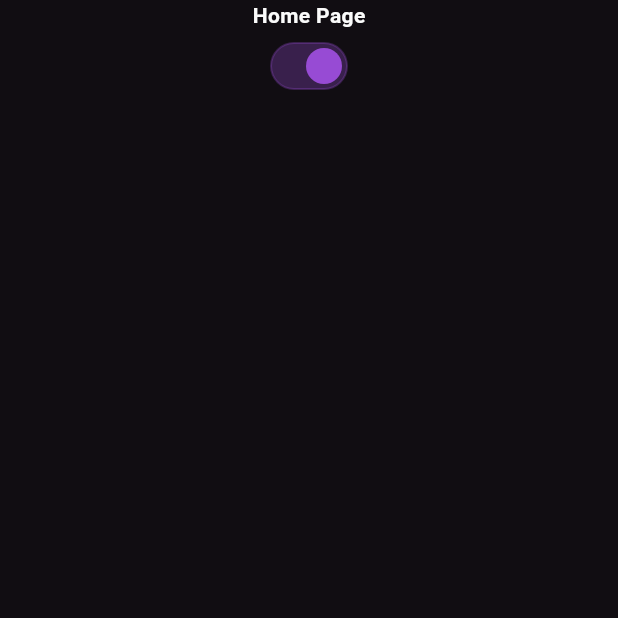
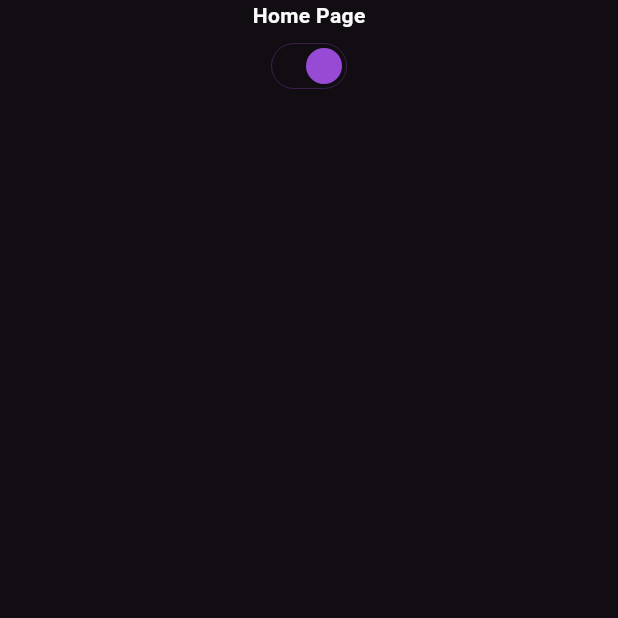
Before and after one commit to ahmedibrahim240/portfolio, a Flutter app: the screen it shows after launch, on a phone screen of 412 x 824 dp, the top half of it. Run offline on Flutter 3.47's test engine with Material 3 defaults, Android fonts, the phone set to English and light mode, and no system bars; our stand-ins replace flutter_bloc, get_it, hydrated_bloc.

Commit message:
app theme

```diff
--- a/lib/core/themes/app_theme.dart
+++ b/lib/core/themes/app_theme.dart
@@ -4,18 +4,17 @@
 class AppTheme {
   static final ThemeData darkTheme = ThemeData(
     scaffoldBackgroundColor: AppColors.scaffoldDarkBg,
+    useMaterial3: true,
     primaryColor: AppColors.primary,
     brightness: Brightness.dark,
-    colorScheme: ColorScheme.fromSeed(
-      seedColor: AppColors.primary200,
-      brightness: Brightness.dark,
+    colorScheme: ColorScheme.dark(
+      primary: AppColors.primary,
+      surface: AppColors.scaffoldDarkBg,
+      onSurface: AppColors.gray[100]!,
     ),
 
     appBarTheme: AppBarTheme(backgroundColor: AppColors.gray[900]),
-    textTheme: ThemeData.light().textTheme.apply(
-      bodyColor: AppColors.gray[100],
-      displayColor: AppColors.gray[100],
-    ),
+
     switchTheme: SwitchThemeData(
       padding: EdgeInsets.zero,
 
@@ -27,20 +26,15 @@
         if (states.contains(WidgetState.selected)) {
           return AppColors.primary200.withValues(alpha: .3);
         }
-        return AppColors.gray[200]!; // Figma OFF color
+        return AppColors.gray[100]!; // Figma OFF color
       }),
-      trackColor: WidgetStateProperty.resolveWith<Color>((states) {
-        if (states.contains(WidgetState.selected)) {
-          return AppColors.primary200.withValues(alpha: .3);
-        }
-        return AppColors.gray[200]!; // Figma OFF color
-      }),
+      trackColor: WidgetStateProperty.all<Color>(Colors.transparent),
 
       thumbColor: WidgetStateProperty.resolveWith<Color>((states) {
         if (states.contains(WidgetState.selected)) {
           return AppColors.primary200;
         }
-        return AppColors.gray[500]!; // Figma OFF color
+        return AppColors.gray[100]!; // Figma OFF color
       }),
     ),
   );
@@ -48,13 +42,12 @@
     scaffoldBackgroundColor: AppColors.scaffoldLightBg,
     primaryColor: AppColors.primary,
     brightness: Brightness.light,
-    colorScheme: ColorScheme.fromSeed(
-      seedColor: AppColors.primary200,
-      brightness: Brightness.light,
-    ),
-    textTheme: ThemeData.dark().textTheme.apply(
-      bodyColor: AppColors.gray[900],
-      displayColor: AppColors.gray[900],
+    useMaterial3: true,
+
+    colorScheme: ColorScheme.light(
+      primary: AppColors.primary,
+      surface: AppColors.scaffoldLightBg,
+      onSurface: AppColors.gray[900]!,
     ),
     appBarTheme: AppBarTheme(backgroundColor: AppColors.gray[900]),
     switchTheme: SwitchThemeData(
@@ -66,22 +59,17 @@
 
       trackOutlineColor: WidgetStateProperty.resolveWith<Color>((states) {
         if (states.contains(WidgetState.selected)) {
-          return AppColors.primary200.withValues(alpha: .3);
+          return AppColors.primary200;
         }
-        return AppColors.gray[200]!;
+        return AppColors.gray[400]!;
       }),
-      trackColor: WidgetStateProperty.resolveWith<Color>((states) {
-        if (states.contains(WidgetState.selected)) {
-          return AppColors.primary200.withValues(alpha: .3);
-        }
-        return AppColors.gray[200]!;
-      }),
+      trackColor: WidgetStateProperty.all<Color>(Colors.transparent),
 
       thumbColor: WidgetStateProperty.resolveWith<Color>((states) {
         if (states.contains(WidgetState.selected)) {
           return AppColors.primary200;
         }
-        return AppColors.gray[500]!; // Figma OFF color
+        return AppColors.gray[400]!;
       }),
     ),
   );
--- a/lib/view/home/home_page.dart
+++ b/lib/view/home/home_page.dart
@@ -16,7 +16,7 @@
             Text('Home Page', style: context.textStyle.titleSmBold),
             BlocBuilder<ThemeCubit, bool>(
               builder: (context, state) {
-                return Switch.adaptive(
+                return Switch(
                   value: state,
                   onChanged: (value) {
                     context.read<ThemeCubit>().updateThemeMode(value);
```
